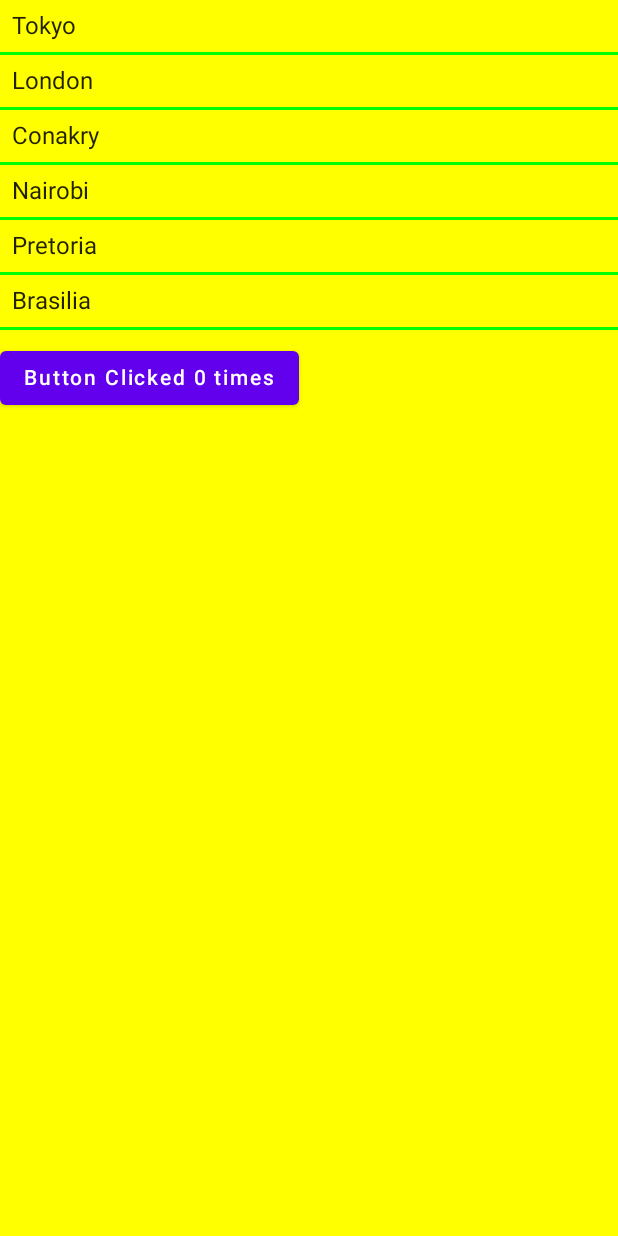
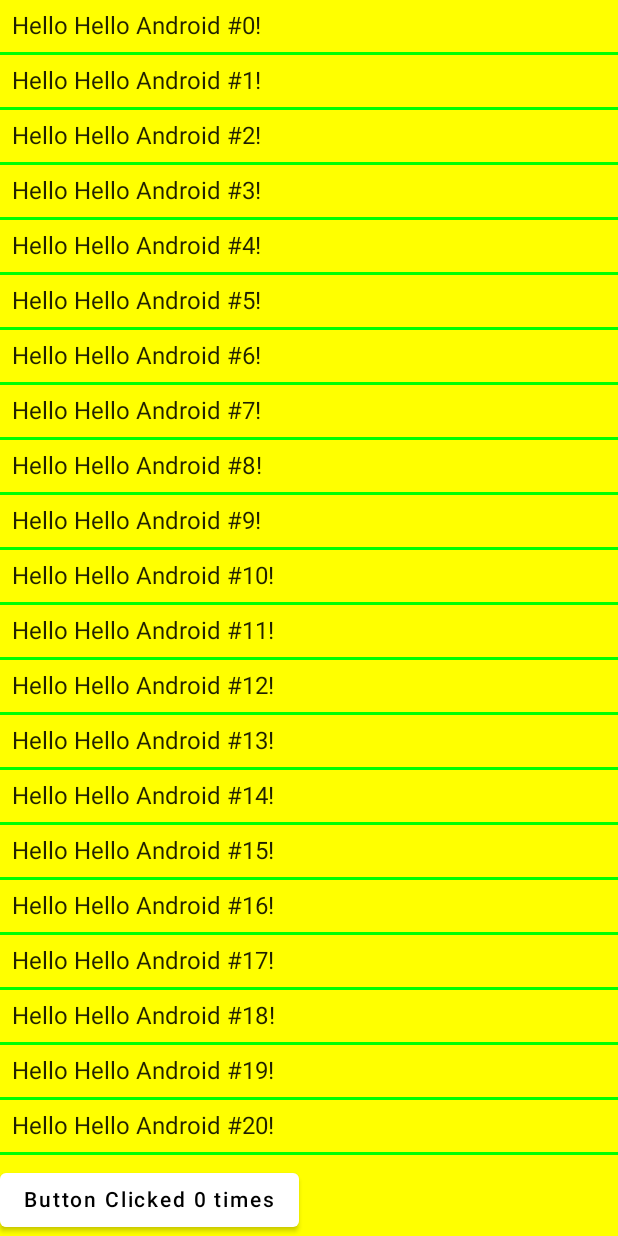
Before and after one commit to Tonnie-Dev/ComposeIntro, an Android app built with Jetpack Compose: the screen it shows after launch (MainActivity), on a phone screen of 412 x 824 dp. Run offline under Robolectric (Android 15) with nearby library versions, the phone set to English and light mode, and no system bars.

Commit message:
Change List Constructor

```diff
--- a/app/src/main/java/com/uxstate/MainActivity.kt
+++ b/app/src/main/java/com/uxstate/MainActivity.kt
@@ -1,18 +1,18 @@
 package com.uxstate
 
-import android.graphics.Paint
 import android.os.Bundle
 import androidx.activity.ComponentActivity
 import androidx.activity.compose.setContent
-import androidx.compose.foundation.layout.*
+import androidx.compose.foundation.layout.Column
+import androidx.compose.foundation.layout.Row
+import androidx.compose.foundation.layout.fillMaxHeight
+import androidx.compose.foundation.layout.padding
 import androidx.compose.material.*
 import androidx.compose.runtime.*
-import androidx.compose.ui.Alignment
 import androidx.compose.ui.Modifier
 import androidx.compose.ui.graphics.Color
 import androidx.compose.ui.tooling.preview.Preview
 import androidx.compose.ui.unit.dp
-import androidx.compose.ui.unit.sp
 import com.uxstate.ui.theme.ComposeIntroTheme
 
 
@@ -38,57 +38,34 @@ fun Greeting(name: String) {
 }
 
 
+@Composable
+fun MyScreenContent(
+    names: List<String> = List(1000){ index -> "Hello Android #$index"} ) {
+
+    Column(modifier = Modifier.fillMaxHeight()) {
+        Column(modifier = Modifier.weight(1f)) {
+            for (name in names) {
 
 
+                Greeting(name)
+                Divider(color = Color.Green, thickness = 2.dp)
 
-@Composable
-fun MyScreenContent(
-    cities: List<String> = listOf(
-        "Tokyo",
-        "London",
-        "Conakry",
-        "Nairobi",
-        "Pretoria",
-        "Brasilia"
-    )
-) {
+            }
 
-    Column {
-        for (city in cities) {
-
-
-            Text(text = city, modifier = Modifier.padding(8.dp))
-            Divider(color = Color.Green, thickness = 2.dp)
-
+            //Spacer(Modifier.height(8.dp))
         }
-
-        Spacer(Modifier.height(8.dp))
-
 
         // create internal count value making this Composable Stateful
         var count by remember { mutableStateOf(0) }
 
         //Call CounterHoisted pass in the count and modify/update the count
         CounterHoisted(count) { newCount -> count = newCount }
+
     }
 }
 
 
-/*
-@Composable
-fun Counter() {
 
-//initialize count using remember
-
-    val count = remember{ mutableStateOf(0)}
-
-    //use count.value to retrieve counter value
-    Button(onClick = { count.value ++ }) {
-
-        Text(text = "Have been clicked ${count.value} times")
-    }
-
-}*/
 
 @Preview(showBackground = true)
 @Composable
@@ -106,7 +83,7 @@ fun AppContainer(fxn: @Composable () -> Unit) {
 
     ComposeIntroTheme {
 
-        Surface(color = Color.Yellow, modifier = Modifier.fillMaxHeight()) {
+        Surface(color = Color.Yellow) {
             fxn()
         }
     }
@@ -120,7 +97,12 @@ fun CounterHoisted(count: Int, updateCounter: (Int) -> Unit) {
 
     Row {
         //invoke updateCounter fxn passing in the count value
-        Button(onClick = { updateCounter(count + 1) }) {
+        Button(
+            onClick = { updateCounter(count + 1) },
+            colors = ButtonDefaults.buttonColors(
+                backgroundColor = if (count > 3) Color.Green else Color.White
+            )
+        ) {
 
             //Display Text
             Text(text = "Button Clicked $count times")
```
